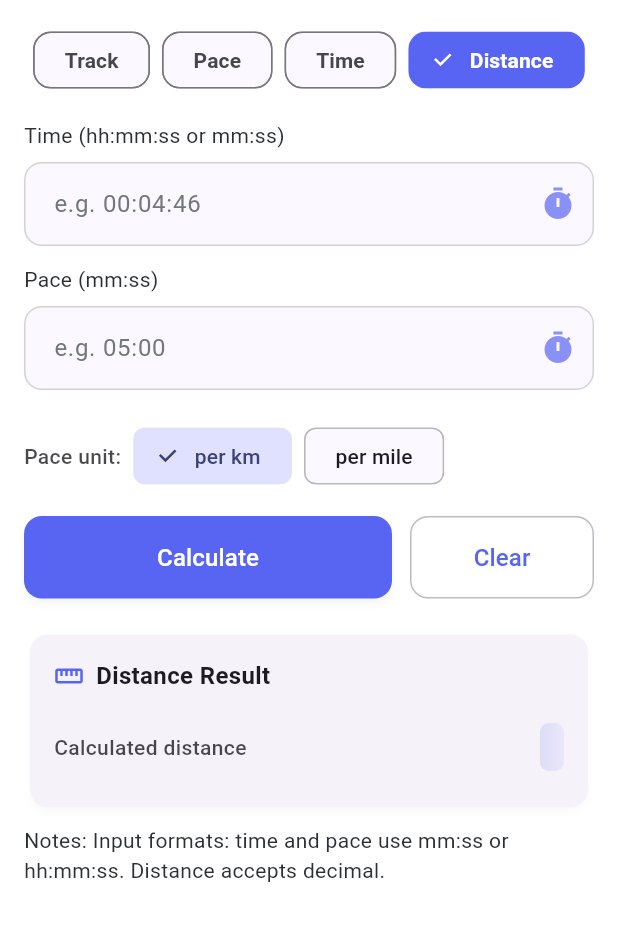
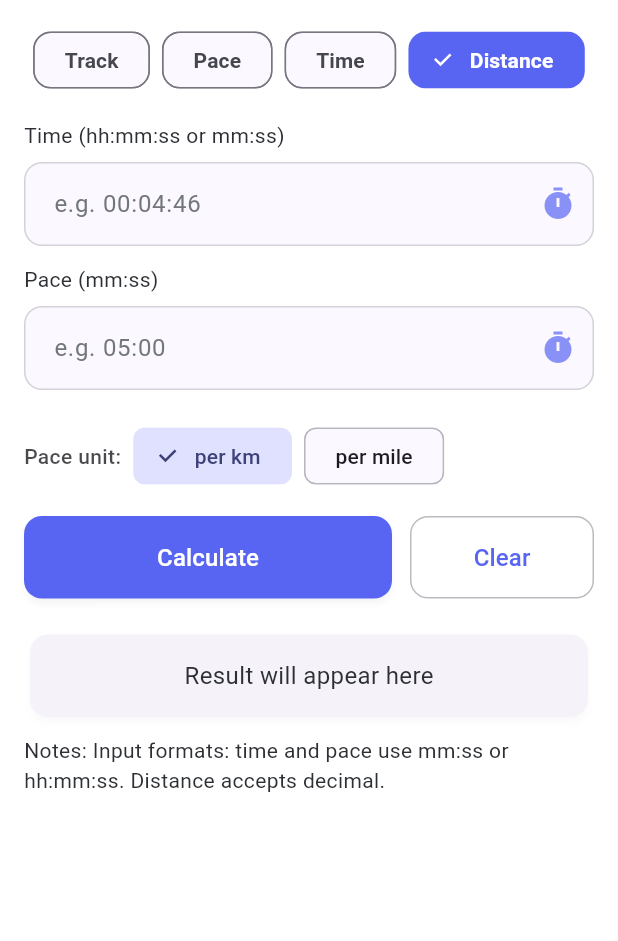
Before and after one commit to mp-singh/simple_pace_calc, a Flutter app: the screen it shows after launch, after a tap on "Pace", after a tap on "Time", after a tap on "Distance", on a phone screen of 412 x 824 dp, the part 84-1025 px from its top. Run offline on Flutter 3.47's test engine with Material 3 defaults, Android fonts, the phone set to English and light mode, and no system bars; our stand-ins replace shared_preferences.

Commit message:
fix up distance mode

```diff
--- a/lib/src/home/pace_home.dart
+++ b/lib/src/home/pace_home.dart
@@ -108,6 +108,8 @@ class _PaceHomePageState extends State<PaceHomePage> {
         );
         _result = result;
         _lastDistanceMeters = lastDist;
+        // For distance mode, we want to display just the distance value without the "Distance: " prefix
+        // The UI will handle formatting
         return;
       }
       if (_mode == CalcMode.track) {
@@ -553,13 +555,24 @@ class _PaceHomePageState extends State<PaceHomePage> {
                             errorMessage: _result,
                           )
                         : _mode == CalcMode.distance
-                        ? Column(
+                        ? _result.isEmpty
+                              ? Center(
+                                  child: Text(
+                                    key: const ValueKey('distance_empty'),
+                                    'Result will appear here',
+                                    style: const TextStyle(fontSize: 16),
+                                  ),
+                                )
+                              : Column(
                                   key: const ValueKey('distance'),
-                            crossAxisAlignment: CrossAxisAlignment.stretch,
+                                  crossAxisAlignment:
+                                      CrossAxisAlignment.stretch,
                                   children: [
                                     // Distance Section Header
                                     Padding(
-                                padding: const EdgeInsets.only(bottom: 12),
+                                      padding: const EdgeInsets.only(
+                                        bottom: 12,
+                                      ),
                                       child: Row(
                                         children: [
                                           Icon(
@@ -587,24 +600,37 @@ class _PaceHomePageState extends State<PaceHomePage> {
                                       padding: const EdgeInsets.symmetric(
                                         vertical: 8,
                                       ),
+                                      child: Column(
+                                        crossAxisAlignment:
+                                            CrossAxisAlignment.stretch,
+                                        children: [
+                                          // Meters
+                                          Padding(
+                                            padding: const EdgeInsets.only(
+                                              bottom: 8,
+                                            ),
                                             child: Row(
                                               children: [
                                                 Expanded(
                                                   child: Text(
-                                        'Calculated distance',
+                                                    'Meters',
                                                     style: TextStyle(
                                                       fontSize: 14,
-                                          fontWeight: FontWeight.w500,
+                                                      fontWeight:
+                                                          FontWeight.w500,
                                                       color: Theme.of(context)
                                                           .colorScheme
                                                           .onSurface
-                                              .withValues(alpha: 0.8),
+                                                          .withValues(
+                                                            alpha: 0.8,
+                                                          ),
                                                     ),
                                                   ),
                                                 ),
                                                 const SizedBox(width: 12),
                                                 Container(
-                                      padding: const EdgeInsets.symmetric(
+                                                  padding:
+                                                      const EdgeInsets.symmetric(
                                                         horizontal: 8,
                                                         vertical: 4,
                                                       ),
@@ -614,28 +640,31 @@ class _PaceHomePageState extends State<PaceHomePage> {
                                                         Theme.of(context)
                                                             .colorScheme
                                                             .primary
-                                                .withValues(alpha: 0.15),
+                                                            .withValues(
+                                                              alpha: 0.15,
+                                                            ),
                                                         Theme.of(context)
                                                             .colorScheme
                                                             .primary
-                                                .withValues(alpha: 0.08),
+                                                            .withValues(
+                                                              alpha: 0.08,
+                                                            ),
                                                       ],
                                                     ),
-                                        borderRadius: BorderRadius.circular(6),
+                                                    borderRadius:
+                                                        BorderRadius.circular(
+                                                          6,
+                                                        ),
                                                   ),
                                                   child: Text(
-                                        _result.isEmpty
-                                            ? ''
-                                            : _result.replaceFirst(
-                                                'Distance: ',
-                                                '',
-                                              ),
+                                                    '${_lastDistanceMeters!.toStringAsFixed(2)} m',
                                                     style: TextStyle(
                                                       fontFeatures: const [
                                                         FontFeature.tabularFigures(),
                                                       ],
-                                          fontSize: 17,
-                                          fontWeight: FontWeight.w700,
+                                                      fontSize: 16,
+                                                      fontWeight:
+                                                          FontWeight.w700,
                                                       color: Theme.of(
                                                         context,
                                                       ).colorScheme.onSurface,
@@ -645,39 +674,10 @@ class _PaceHomePageState extends State<PaceHomePage> {
                                               ],
                                             ),
                                           ),
-                              if (_lastDistanceMeters != null) ...[
-                                const Divider(height: 24),
-                                // Conversions Section Header
+                                          // Kilometers
                                           Padding(
-                                  padding: const EdgeInsets.only(bottom: 12),
-                                  child: Row(
-                                    children: [
-                                      Icon(
-                                        Icons.compare_arrows,
-                                        size: 18,
-                                        color: Theme.of(context)
-                                            .colorScheme
-                                            .primary
-                                            .withValues(alpha: 0.7),
-                                      ),
-                                      const SizedBox(width: 6),
-                                      Text(
-                                        'Conversions',
-                                        style: TextStyle(
-                                          fontSize: 14,
-                                          fontWeight: FontWeight.w600,
-                                          color: Theme.of(context)
-                                              .colorScheme
-                                              .onSurface
-                                              .withValues(alpha: 0.9),
-                                        ),
-                                      ),
-                                    ],
-                                  ),
-                                ),
-                                Padding(
-                                  padding: const EdgeInsets.symmetric(
-                                    vertical: 6,
+                                            padding: const EdgeInsets.only(
+                                              bottom: 8,
                                             ),
                                             child: Row(
                                               children: [
@@ -686,36 +686,66 @@ class _PaceHomePageState extends State<PaceHomePage> {
                                                     'Kilometers',
                                                     style: TextStyle(
                                                       fontSize: 14,
-                                            fontWeight: FontWeight.w500,
+                                                      fontWeight:
+                                                          FontWeight.w500,
                                                       color: Theme.of(context)
                                                           .colorScheme
                                                           .onSurface
-                                                .withValues(alpha: 0.8),
+                                                          .withValues(
+                                                            alpha: 0.8,
+                                                          ),
                                                     ),
                                                   ),
                                                 ),
                                                 const SizedBox(width: 12),
-                                      Text(
+                                                Container(
+                                                  padding:
+                                                      const EdgeInsets.symmetric(
+                                                        horizontal: 8,
+                                                        vertical: 4,
+                                                      ),
+                                                  decoration: BoxDecoration(
+                                                    gradient: LinearGradient(
+                                                      colors: [
+                                                        Theme.of(context)
+                                                            .colorScheme
+                                                            .primary
+                                                            .withValues(
+                                                              alpha: 0.12,
+                                                            ),
+                                                        Theme.of(context)
+                                                            .colorScheme
+                                                            .primary
+                                                            .withValues(
+                                                              alpha: 0.06,
+                                                            ),
+                                                      ],
+                                                    ),
+                                                    borderRadius:
+                                                        BorderRadius.circular(
+                                                          6,
+                                                        ),
+                                                  ),
+                                                  child: Text(
                                                     '${(_lastDistanceMeters! / 1000.0).toStringAsFixed(3)} km',
                                                     style: TextStyle(
                                                       fontFeatures: const [
                                                         FontFeature.tabularFigures(),
                                                       ],
                                                       fontSize: 15,
-                                          fontWeight: FontWeight.w600,
+                                                      fontWeight:
+                                                          FontWeight.w600,
                                                       color: Theme.of(
                                                         context,
                                                       ).colorScheme.onSurface,
                                                     ),
                                                   ),
+                                                ),
                                               ],
                                             ),
                                           ),
-                                Padding(
-                                  padding: const EdgeInsets.symmetric(
-                                    vertical: 6,
-                                  ),
-                                  child: Row(
+                                          // Miles
+                                          Row(
                                             children: [
                                               Expanded(
                                                 child: Text(
@@ -731,7 +761,33 @@ class _PaceHomePageState extends State<PaceHomePage> {
                                                 ),
                                               ),
                                               const SizedBox(width: 12),
-                                      Text(
+                                              Container(
+                                                padding:
+                                                    const EdgeInsets.symmetric(
+                                                      horizontal: 8,
+                                                      vertical: 4,
+                                                    ),
+                                                decoration: BoxDecoration(
+                                                  gradient: LinearGradient(
+                                                    colors: [
+                                                      Theme.of(context)
+                                                          .colorScheme
+                                                          .primary
+                                                          .withValues(
+                                                            alpha: 0.12,
+                                                          ),
+                                                      Theme.of(context)
+                                                          .colorScheme
+                                                          .primary
+                                                          .withValues(
+                                                            alpha: 0.06,
+                                                          ),
+                                                    ],
+                                                  ),
+                                                  borderRadius:
+                                                      BorderRadius.circular(6),
+                                                ),
+                                                child: Text(
                                                   '${(_lastDistanceMeters! / 1609.344).toStringAsFixed(3)} mi',
                                                   style: TextStyle(
                                                     fontFeatures: const [
@@ -744,10 +800,12 @@ class _PaceHomePageState extends State<PaceHomePage> {
                                                     ).colorScheme.onSurface,
                                                   ),
                                                 ),
+                                              ),
+                                            ],
+                                          ),
                                         ],
                                       ),
                                     ),
-                              ],
                                   ],
                                 )
                         : Text(
@@ -755,6 +813,7 @@ class _PaceHomePageState extends State<PaceHomePage> {
                             _result.isEmpty
                                 ? 'Result will appear here'
                                 : _result,
+                            textAlign: TextAlign.center,
                             style: const TextStyle(fontSize: 16),
                           ),
                   ),
--- a/lib/src/utils/calculations.dart
+++ b/lib/src/utils/calculations.dart
@@ -104,7 +104,7 @@ String calculateTime({
     }
     lastDistanceMeters = distInUnits * 1609.344;
   }
-  return ('Distance: $out', lastDistanceMeters);
+  return (out, lastDistanceMeters);
 }
 
 (Map<String, List<Map<String, String>>>, Map<String, String>, double?)
--- a/lib/src/widgets/result_display.dart
+++ b/lib/src/widgets/result_display.dart
@@ -395,9 +395,11 @@ class TrackResultDisplay extends StatelessWidget {
                     color: Theme.of(context).colorScheme.error,
                   ),
                 )
-              : const Text(
-                  'Result will appear here',
-                  style: TextStyle(fontSize: 16),
+              : Center(
+                  child: Text(
+                    'Result will appear here',
+                    style: const TextStyle(fontSize: 16),
+                  ),
                 ),
       ],
     );
```
Lines whose indentation alone changed are shown as unchanged.
